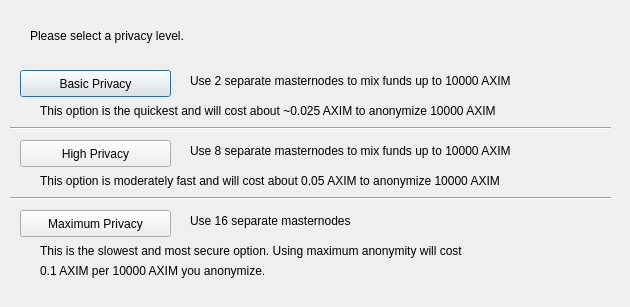
The window that src/qt/forms/obfuscationconfig.ui (aigon1989/AXIM) describes before a commit, drawn with Qt 5.
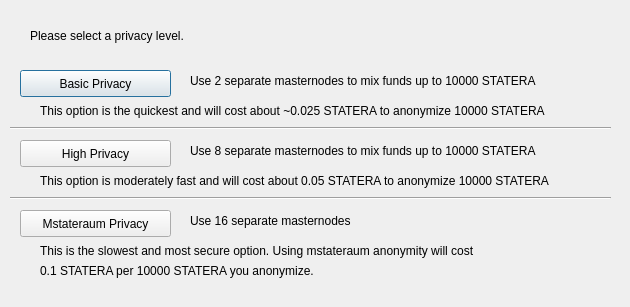
The same window after the commit.

Commit message: Rename to Statera as requested

The edit to the form file:
```diff
--- a/src/qt/forms/obfuscationconfig.ui
+++ b/src/qt/forms/obfuscationconfig.ui
@@ -49,7 +49,7 @@
     </rect>
    </property>
    <property name="text">
-    <string>Maximum Privacy</string>
+    <string>Mstateraum Privacy</string>
    </property>
   </widget>
   <widget class="QLabel" name="label">
@@ -75,7 +75,7 @@
     </rect>
    </property>
    <property name="text">
-    <string>Use 2 separate masternodes to mix funds up to 10000 AXIM</string>
+    <string>Use 2 separate masternodes to mix funds up to 10000 STATERA</string>
    </property>
   </widget>
   <widget class="QLabel" name="label_3">
@@ -88,7 +88,7 @@
     </rect>
    </property>
    <property name="text">
-    <string>Use 8 separate masternodes to mix funds up to 10000 AXIM</string>
+    <string>Use 8 separate masternodes to mix funds up to 10000 STATERA</string>
    </property>
   </widget>
   <widget class="QLabel" name="label_4">
@@ -114,7 +114,7 @@
     </rect>
    </property>
    <property name="text">
-    <string>This option is the quickest and will cost about ~0.025 AXIM to anonymize 10000 AXIM</string>
+    <string>This option is the quickest and will cost about ~0.025 STATERA to anonymize 10000 STATERA</string>
    </property>
   </widget>
   <widget class="QLabel" name="label_7">
@@ -127,7 +127,7 @@
     </rect>
    </property>
    <property name="text">
-    <string>This option is moderately fast and will cost about 0.05 AXIM to anonymize 10000 AXIM</string>
+    <string>This option is moderately fast and will cost about 0.05 STATERA to anonymize 10000 STATERA</string>
    </property>
   </widget>
   <widget class="QLabel" name="label_8">
@@ -140,7 +140,7 @@
     </rect>
    </property>
    <property name="text">
-    <string>This is the slowest and most secure option. Using maximum anonymity will cost</string>
+    <string>This is the slowest and most secure option. Using mstateraum anonymity will cost</string>
    </property>
   </widget>
   <widget class="QLabel" name="label_9">
@@ -153,7 +153,7 @@
     </rect>
    </property>
    <property name="text">
-    <string>0.1 AXIM per 10000 AXIM you anonymize.</string>
+    <string>0.1 STATERA per 10000 STATERA you anonymize.</string>
    </property>
   </widget>
   <widget class="Line" name="line">
```
The commit also changes 581 other files.
